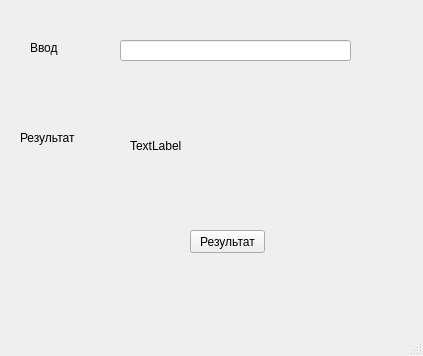
Old version of the form WindowsForm.ui in the repository 02ten/python-test.
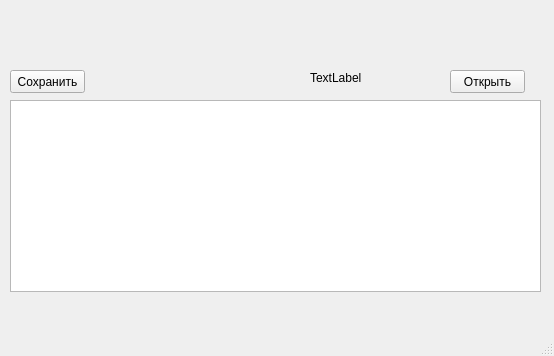
New version of the form.

Commit message: Шестая практика

```diff
--- a/WindowsForm.ui
+++ b/WindowsForm.ui
@@ -6,7 +6,7 @@
    <rect>
     <x>0</x>
     <y>0</y>
-    <width>423</width>
+    <width>554</width>
     <height>356</height>
    </rect>
   </property>
@@ -17,59 +17,52 @@
    <widget class="QPushButton" name="calculate_button">
     <property name="geometry">
      <rect>
-      <x>190</x>
-      <y>230</y>
+      <x>10</x>
+      <y>70</y>
       <width>75</width>
       <height>23</height>
      </rect>
     </property>
     <property name="text">
-     <string>Результат</string>
+     <string>Сохранить</string>
     </property>
    </widget>
-   <widget class="QLabel" name="label_4">
+   <widget class="QPushButton" name="open_button">
     <property name="geometry">
      <rect>
-      <x>30</x>
-      <y>40</y>
-      <width>71</width>
-      <height>16</height>
+      <x>450</x>
+      <y>70</y>
+      <width>75</width>
+      <height>23</height>
      </rect>
     </property>
     <property name="text">
-     <string>Ввод</string>
+     <string>Открыть</string>
     </property>
    </widget>
-   <widget class="QLineEdit" name="input_form">
+   <widget class="QTextBrowser" name="edit">
     <property name="geometry">
      <rect>
-      <x>120</x>
-      <y>40</y>
-      <width>231</width>
-      <height>21</height>
+      <x>10</x>
+      <y>100</y>
+      <width>531</width>
+      <height>192</height>
      </rect>
     </property>
-   </widget>
-   <widget class="QLabel" name="label_5">
-    <property name="geometry">
-     <rect>
-      <x>20</x>
-      <y>130</y>
-      <width>71</width>
-      <height>16</height>
-     </rect>
+    <property name="readOnly">
+     <bool>false</bool>
     </property>
-    <property name="text">
-     <string>Результат</string>
+    <property name="openExternalLinks">
+     <bool>true</bool>
     </property>
    </widget>
    <widget class="QLabel" name="result_label">
     <property name="geometry">
      <rect>
-      <x>130</x>
-      <y>120</y>
-      <width>121</width>
-      <height>51</height>
+      <x>310</x>
+      <y>70</y>
+      <width>131</width>
+      <height>16</height>
      </rect>
     </property>
     <property name="text">
```
Left out of the diff: 6 changed lines with no effect on the pictures. The commit also changes 1 other file.
